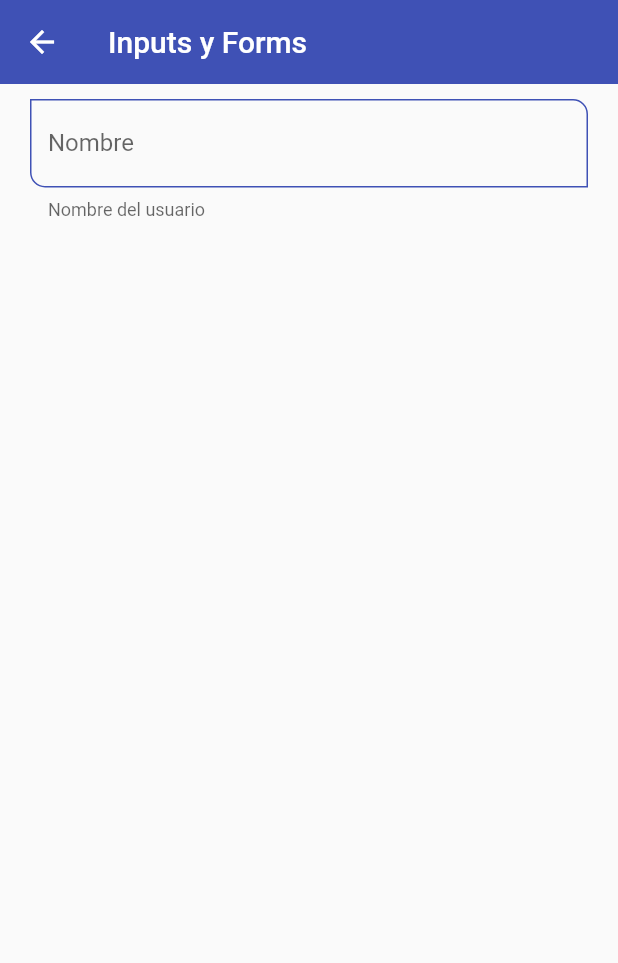
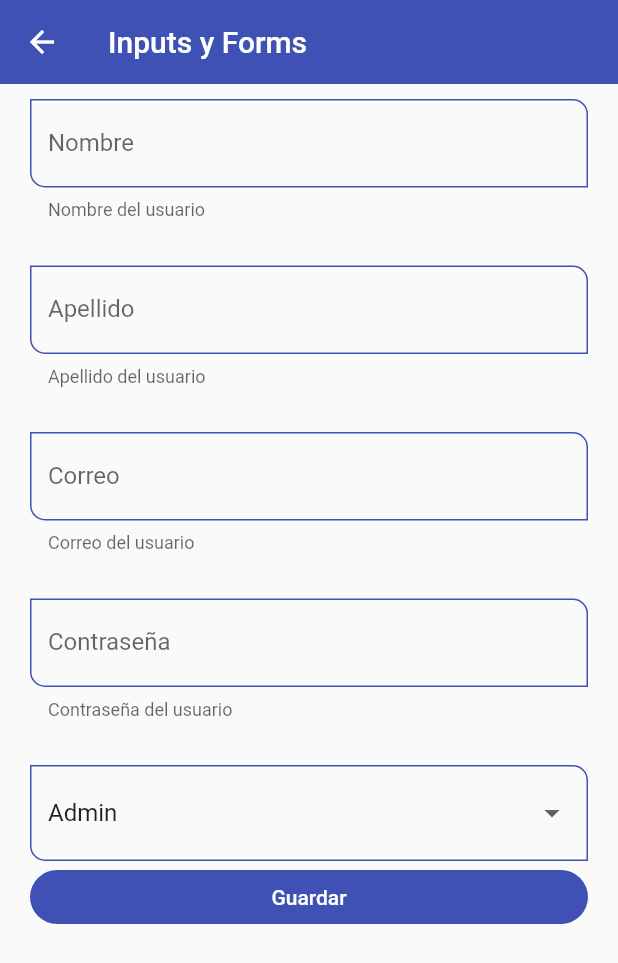
Before and after one commit to ramosjb7/componentes_fl, a Flutter app: the InputScreen screen opened by its route, on a phone screen of 412 x 824 dp. Shown: the top 963 px of the screen. Run offline on Flutter 3.47's test engine with Material 2 defaults, Android fonts, the phone set to English and light mode, and no system bars.

```diff
--- a/lib/screens/inputs_screen.dart
+++ b/lib/screens/inputs_screen.dart
@@ -7,6 +7,17 @@ class InputScreen extends StatelessWidget {
 
   @override
   Widget build(BuildContext context) {
+
+    final GlobalKey<FormState> myFormKey = GlobalKey<FormState>();
+
+    final Map<String, String> formValues = {
+      'first_name'  : 'Brayan',
+      'last_name'   :  'Ramos',
+      'email'       : 'brayan@gmail.com',
+      'password'    : '1234567',
+      'role'        : 'Admin'
+    };
+
     return  Scaffold(
       appBar: AppBar(
         title: const  Text('Inputs y Forms'),
@@ -14,15 +25,93 @@ class InputScreen extends StatelessWidget {
       body: SingleChildScrollView(
         child: Padding(
           padding: const EdgeInsets.symmetric(horizontal: 20, vertical: 10),
+          child: Form(
+            key: myFormKey,
             child: Column(
-            children: const  [
+              children:  [
 
                 CustomInputField(
                   labelText: 'Nombre',
                   helperText: 'Nombre del usuario',
+                  formProperty: 'first_name',
+                  formValues: formValues,
+                ),
+                const SizedBox(height: 30,),
+                CustomInputField(
+                  labelText: 'Apellido',
+                  helperText: 'Apellido del usuario',
+                  formProperty: 'last_name',
+                  formValues: formValues,
+                ),
+                const SizedBox(height: 30,),
+
+                CustomInputField(
+                  labelText: 'Correo',
+                  helperText: 'Correo del usuario',
+                  keyboardType: TextInputType.emailAddress,
+                  formProperty: 'email',
+                  formValues: formValues,
+                ),
+                const SizedBox(height: 30,),
+
+                CustomInputField(
+                  labelText: 'Contraseña',
+                  helperText: 'Contraseña del usuario',
+                  obscureText: true,
+                  formProperty: 'password',
+                  formValues: formValues,
+                ),
+                const SizedBox(height: 30,),
+
+                DropdownButtonFormField<String>(
+                  value: 'Admin',
+                  items: const [
+                    DropdownMenuItem(
+                      value: 'Admin',
+                      child: Text('Admin'),
+                    ),
+                    DropdownMenuItem(
+                      value: 'SuperUser',
+                      child: Text('SuperUser'),
+                    ),
+                    DropdownMenuItem(
+                      value: 'Developer',
+                      child: Text('Developer'),
+                    ),
+                    DropdownMenuItem(
+                      value: 'Jr. Devloper',
+                      child: Text('Jr. Devloper'),
+                    ),
+                  ],
+                  onChanged: (value){
+                    print(value);
+                    formValues['rule'] = value ?? 'Admin';
+                  },
+                ),
+
+                ElevatedButton(
+                  child: const SizedBox(
+                    width: double.infinity,
+                    child: Center(child: Text('Guardar'))),
+                  onPressed: (){
+                    //para esconder el teclado, una ves tocado el boton
+                    FocusScope.of(context).requestFocus(FocusNode());
+
+
+                    if(!myFormKey.currentState!.validate()){
+                      print('Formulario no valido');
+                      return;
+                    }
+
+
+
+                    print(formValues);
+                  },
+
                 )
 
               ]
+            ),
           ),
         ),
       )
--- a/lib/widgets/custom_input_field.dart
+++ b/lib/widgets/custom_input_field.dart
@@ -8,6 +8,11 @@ class CustomInputField extends StatelessWidget {
   final String? helperText;
   final IconData? icon;
   final IconData? suffixIcon;
+  final TextInputType? keyboardType;
+  final bool obscureText;
+
+  final String formProperty;
+  final Map<String, String> formValues;
 
   const CustomInputField({
     Key? key,
@@ -16,6 +21,10 @@ class CustomInputField extends StatelessWidget {
     this.helperText,
     this.icon,
     this.suffixIcon,
+    this.keyboardType,
+    this.obscureText = false,
+    required this.formProperty,
+    required this.formValues,
   }) : super(key: key);
 
   @override
@@ -24,9 +33,11 @@ class CustomInputField extends StatelessWidget {
       autofocus: false,
       initialValue: '',
       textCapitalization: TextCapitalization.words,
+      keyboardType: keyboardType,
+      obscureText: obscureText,
       onChanged: (value){
         //print("El valor es: " + value); este valor es lo que se manda que esta en el campo del texto
-
+        formValues[formProperty] = value;
       },
       validator: (value){
         if(value == null)return 'Este campo es requerido';
```
Lines whose indentation alone changed are shown as unchanged.
